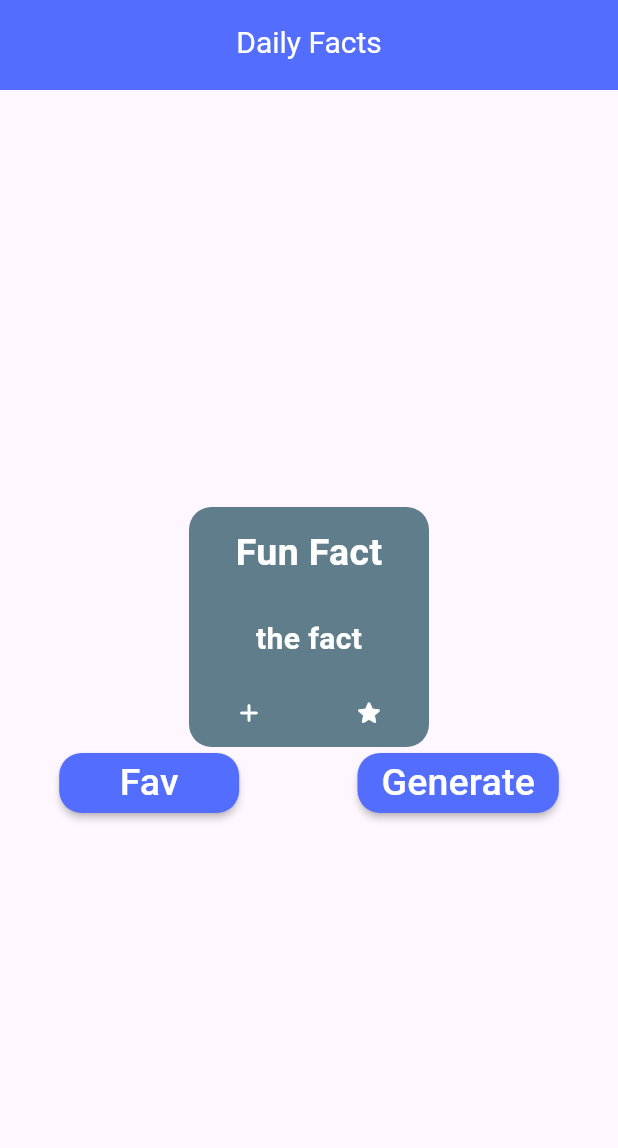
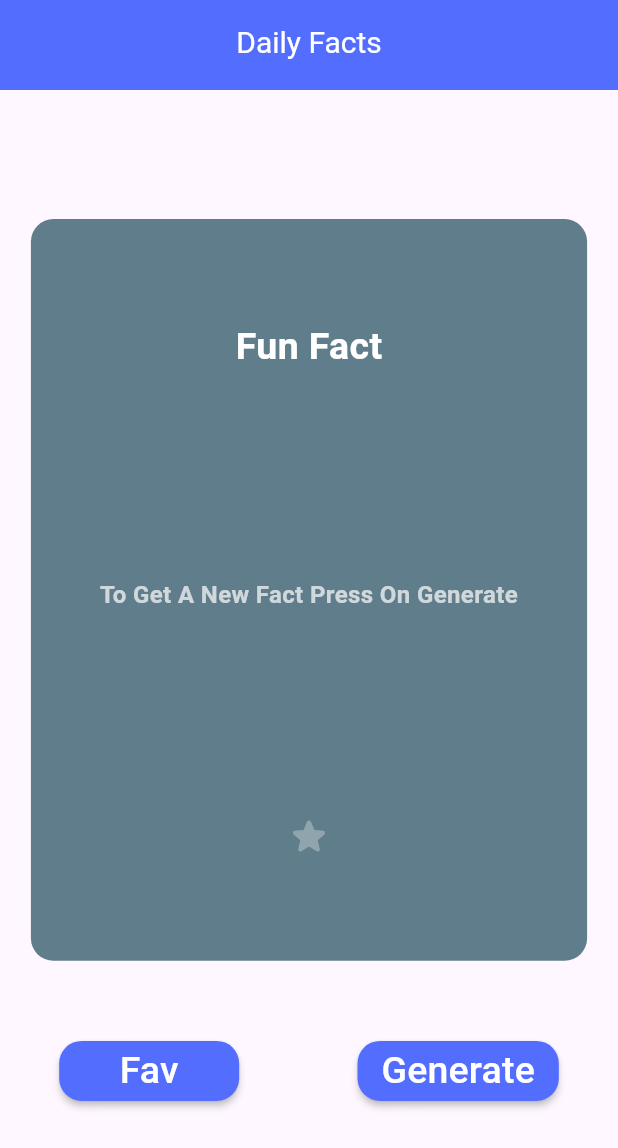
Before and after one commit to ahmed84964/Facts-P-G1, a Flutter app: the screen it shows after launch, on a phone screen of 412 x 824 dp. Shown: the top 1148 px of the screen. Run offline on Flutter 3.47's test engine with Material 3 defaults, Android fonts, the light colour scheme and no system bars; our stand-ins replace bloc, dio, flutter_bloc.

Commit message:
Last_Update

```diff
--- /dev/null
+++ b/lib/Model/FactModel.dart
@@ -0,0 +1,25 @@
+class FactModel {
+  final String id;
+  final String text;
+
+
+  FactModel({
+    required this.id,
+    required this.text,
+
+  });
+
+  factory FactModel.fromJson(Map<String, dynamic> json) {
+    return FactModel(
+      id: json['id'],
+      text: json['text'],
+    );
+  }
+
+  Map<String, dynamic> toJson() {
+    return {
+      'id': id,
+      'text': text,
+    };
+  }
+}
--- /dev/null
+++ b/lib/Remote/dio_helper.dart
@@ -0,0 +1,21 @@
+import 'package:dio/dio.dart';
+
+class DioHelper {
+  static late Dio dio;
+
+  static init() {
+    dio = Dio(
+      BaseOptions(
+        validateStatus: (_) => true,
+        contentType: Headers.jsonContentType,
+        responseType: ResponseType.json,
+        baseUrl: "https://uselessfacts.jsph.pl/api/v2/facts/",
+        receiveDataWhenStatusError: true,
+      ),
+    );
+  }
+
+  static Future<Response> getRandomFact() async {
+    return await dio.get('random', queryParameters: {'language': 'en'});
+  }
+}
--- /dev/null
+++ b/lib/cubit/FavCubit.dart
@@ -0,0 +1,15 @@
+import 'package:flutter_bloc/flutter_bloc.dart';
+
+class FavCubit extends Cubit<List<String>> {
+  FavCubit() : super([]);
+
+  void addFactToFavorites(String fact) {
+    state.add(fact);
+    emit(List.from(state));
+  }
+
+  void removeFactFromFavorites(String fact) {
+    state.remove(fact);
+    emit(List.from(state));
+  }
+}
--- /dev/null
+++ b/lib/cubit/fact_cubit.dart
@@ -0,0 +1,32 @@
+import 'package:bloc/bloc.dart';
+import 'package:flutter_bloc/flutter_bloc.dart';
+import 'package:meta/meta.dart';
+
+import '../Model/FactModel.dart';
+import '../Remote/dio_helper.dart';
+
+part 'fact_state.dart';
+
+class FactCubit extends Cubit<FactState> {
+  FactCubit() : super(FactInitial());
+
+  static FactCubit get(context) => BlocProvider.of(context);
+
+  FactModel? model;
+
+  void getRandomFact() async {
+    emit(FactLoading());
+    try{
+      final response=await DioHelper.getRandomFact();
+      if(response.statusCode==200){
+        model=FactModel.fromJson(response.data);
+        emit(FactSuccess(model!));
+      }else{
+        emit(FactError("Failed to load fact","Status Code: ${response.statusCode}, Message: ${response.statusMessage}"));
+      }
+    }catch(e){
+      emit(FactError("Can't fetch data", e.toString()));
+
+    }
+  }
+}
--- /dev/null
+++ b/lib/cubit/fact_state.dart
@@ -0,0 +1,19 @@
+part of 'fact_cubit.dart';
+
+@immutable
+sealed class FactState {}
+
+final class FactInitial extends FactState {}
+final class FactLoading extends FactState {}
+final class FactSuccess extends FactState {
+  final FactModel model;
+  FactSuccess(this.model);
+
+}
+final class FactError extends FactState {
+  final String error;
+  final String error_message;
+
+  FactError(this.error, this.error_message) {
+  }
+}
--- a/lib/main.dart
+++ b/lib/main.dart
@@ -1,7 +1,15 @@
+import 'package:dio/dio.dart';
+import 'package:facts_project_g1/Remote/dio_helper.dart';
+import 'package:facts_project_g1/cubit/fact_cubit.dart';
 import 'package:facts_project_g1/screen/home_page.dart';
 import 'package:flutter/material.dart';
+import 'package:flutter_bloc/flutter_bloc.dart';
+
+import 'cubit/FavCubit.dart';
 
 void main() {
+  WidgetsFlutterBinding.ensureInitialized();
+  DioHelper.init();
   runApp(const MyApp());
 }
 
@@ -10,9 +18,15 @@ class MyApp extends StatelessWidget {
 
   @override
   Widget build(BuildContext context) {
-    return MaterialApp(
-      debugShowCheckedModeBanner: false,
-      home: const HomeScreen(),
+    return MultiBlocProvider(
+      providers: [
+        BlocProvider(create: (_) => FactCubit()),
+        BlocProvider(create: (_) => FavCubit()),
+      ],
+      child: MaterialApp(
+        debugShowCheckedModeBanner: false,
+        home: const HomeScreen(),
+      ),
     );
   }
 }
--- a/lib/screen/home_page.dart
+++ b/lib/screen/home_page.dart
@@ -1,15 +1,27 @@
+import 'package:facts_project_g1/cubit/fact_cubit.dart';
+// import 'package:facts_project_g1/cubit/fav_cubit.dart';
 import 'package:flutter/material.dart';
-
+import 'package:flutter_bloc/flutter_bloc.dart';
+import '../cubit/FavCubit.dart';
 import '../widget/custom_app_bar.dart';
 import '../widget/custom_button.dart';
 import '../widget/custom_icon.dart';
 import 'favourate_fact_page.dart';
 
-class HomeScreen extends StatelessWidget {
+class HomeScreen extends StatefulWidget {
   const HomeScreen({super.key});
 
   @override
+  State<HomeScreen> createState() => _HomeScreenState();
+}
+
+class _HomeScreenState extends State<HomeScreen> {
+  bool isFav = false;
+
+  @override
   Widget build(BuildContext context) {
+    final width = MediaQuery.sizeOf(context).width;
+    final height = MediaQuery.sizeOf(context).height;
     return Scaffold(
       appBar: CustomAppBar(text: "Daily Facts"),
       body: Center(
@@ -17,8 +29,8 @@ class HomeScreen extends StatelessWidget {
           mainAxisAlignment: MainAxisAlignment.center,
           children: [
             Container(
-              height: 160,
-              width: 160,
+              height: height * .6,
+              width: width * .9,
               decoration: BoxDecoration(
                 borderRadius: BorderRadius.circular(15),
                 color: Colors.blueGrey,
@@ -35,27 +47,104 @@ class HomeScreen extends StatelessWidget {
                       color: Colors.white,
                     ),
                   ),
-                  Text(
-                    "the fact",
-                    style: TextStyle(
-                      fontSize: 20,
-                      fontWeight: FontWeight.bold,
-                      color: Colors.white,
-                    ),
+                  BlocConsumer<FactCubit, FactState>(
+                    listener: (context, state) {
+                      if (state is FactSuccess) {
+                        ScaffoldMessenger.of(context).showSnackBar(
+                          SnackBar(
+                            content: Text("Data Fetched Successfully"),
+                          ),
+                        );
+                      } else if (state is FactError) {
+                        ScaffoldMessenger.of(context).showSnackBar(
+                          SnackBar(
+                            content: Text("${state.error}: ${state.error_message}"),
+                          ),
+                        );
+                      }
+                    },
+                    builder: (context, state) {
+                      if (state is FactLoading) {
+                        return Center(child: CircularProgressIndicator());
+                      } else if (state is FactSuccess) {
+                        String factText = FactCubit.get(context).model!.text ?? 'No Fact';
+                        return Padding(
+                          padding: const EdgeInsets.symmetric(horizontal: 15),
+                          child: Text(
+                            factText,
+                            style: TextStyle(
+                              fontSize: 20,
+                              fontWeight: FontWeight.bold,
+                              color: Colors.white,
+                            ),
+                            maxLines: 3,
+                            textAlign: TextAlign.center,
+                          ),
+                        );
+                      } else {
+                        return Text(
+                          "To Get A New Fact Press On Generate",
+                          textAlign: TextAlign.center,
+                          style: TextStyle(
+                            fontSize: 16,
+                            fontWeight: FontWeight.bold,
+                            color: Colors.white70,
+                          ),
+                        );
+                      }
+                    },
                   ),
                   Row(
                     mainAxisAlignment: MainAxisAlignment.spaceAround,
-                    children: [CustomIcon(icon: Icons.add_rounded,),
-                      CustomIcon(icon: Icons.star_rounded,),],
+                    children: [
+                      InkWell(
+                        onTap: () {
+                          setState(() {
+                            isFav = !isFav;
+                          });
+
+                          String factText = FactCubit.get(context).model!.text ?? 'No Fact';
+                          if (isFav) {
+                            BlocProvider.of<FavCubit>(context).addFactToFavorites(factText);
+                          } else {
+                            BlocProvider.of<FavCubit>(context).removeFactFromFavorites(factText);
+                          }
+                        },
+                        child: CustomIcon(
+                          icon: Icons.star_rounded,
+                          size: 30,
+                          color: isFav ? Colors.yellow : Colors.white30,
+                        ),
+                      ),
+                    ],
                   ),
                 ],
               ),
             ),
+            SizedBox(
+              height: height * .06,
+            ),
             Row(
               mainAxisAlignment: MainAxisAlignment.spaceAround,
               children: [
-                CustomButton(text: 'Fav', onPressed: () { Navigator.push(context, MaterialPageRoute(builder: (context) =>FavScreen())); },),
-                CustomButton(text: 'Generate', onPressed: () {  },),
+                CustomButton(
+                  text: 'Fav',
+                  onPressed: () {
+                    Navigator.push(
+                      context,
+                      MaterialPageRoute(builder: (context) => FavScreen()),
+                    );
+                  },
+                ),
+                CustomButton(
+                  text: 'Generate',
+                  onPressed: () {
+                    FactCubit.get(context).getRandomFact();
+                    setState(() {
+                      isFav=!isFav;
+                    });
+                  },
+                ),
               ],
             ),
           ],
--- a/lib/widget/custom_icon.dart
+++ b/lib/widget/custom_icon.dart
@@ -1,14 +1,18 @@
 import 'package:flutter/material.dart';
 
 class CustomIcon extends StatelessWidget {
+  final double? size;
+  final Color ?color;
   const CustomIcon({
     super.key, required this.icon,
+    this.size,
+    this.color
   });
 
   final IconData icon;
 
   @override
   Widget build(BuildContext context) {
-    return Icon(icon,color: Colors.white,size: 20,);
+    return Icon(icon,color: color,size: size,);
   }
 }
--- a/pubspec.yaml
+++ b/pubspec.yaml
@@ -36,6 +36,7 @@ dependencies:
   cupertino_icons: ^1.0.8
   dio: ^5.4.0
   provider: ^6.0.5
+  flutter_bloc: ^8.1.6
 
 
 dev_dependencies:
```
Also changed, not shown: lib/screen/favourate_fact_page.dart (+29 -20 lines), pubspec.lock.
